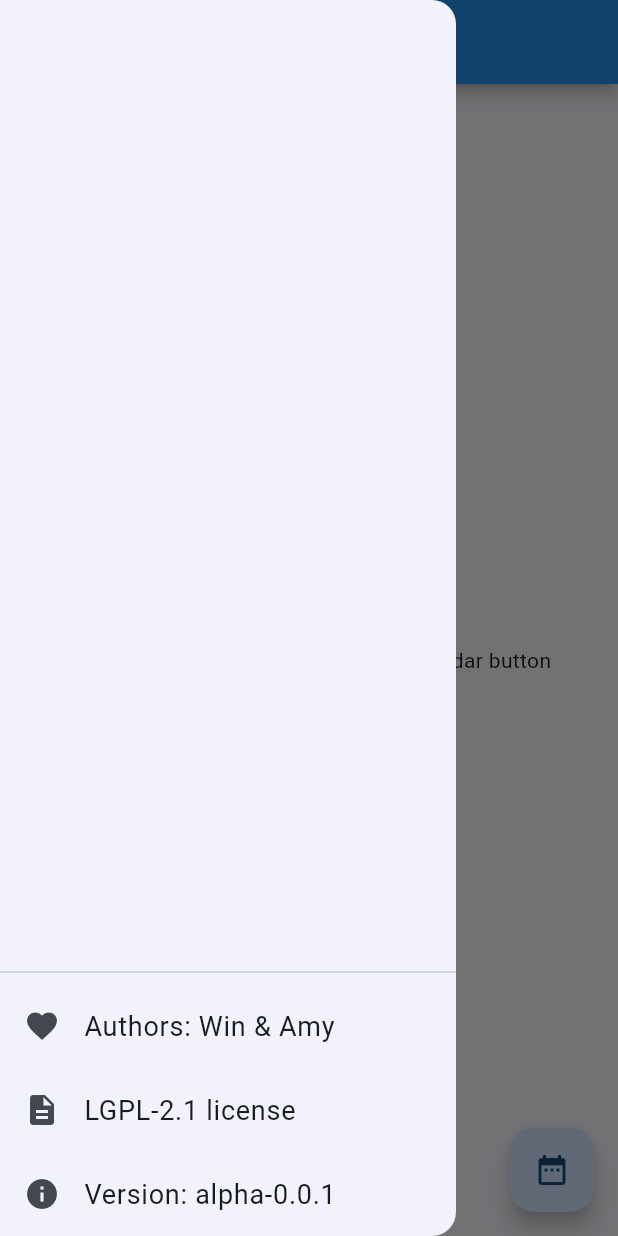
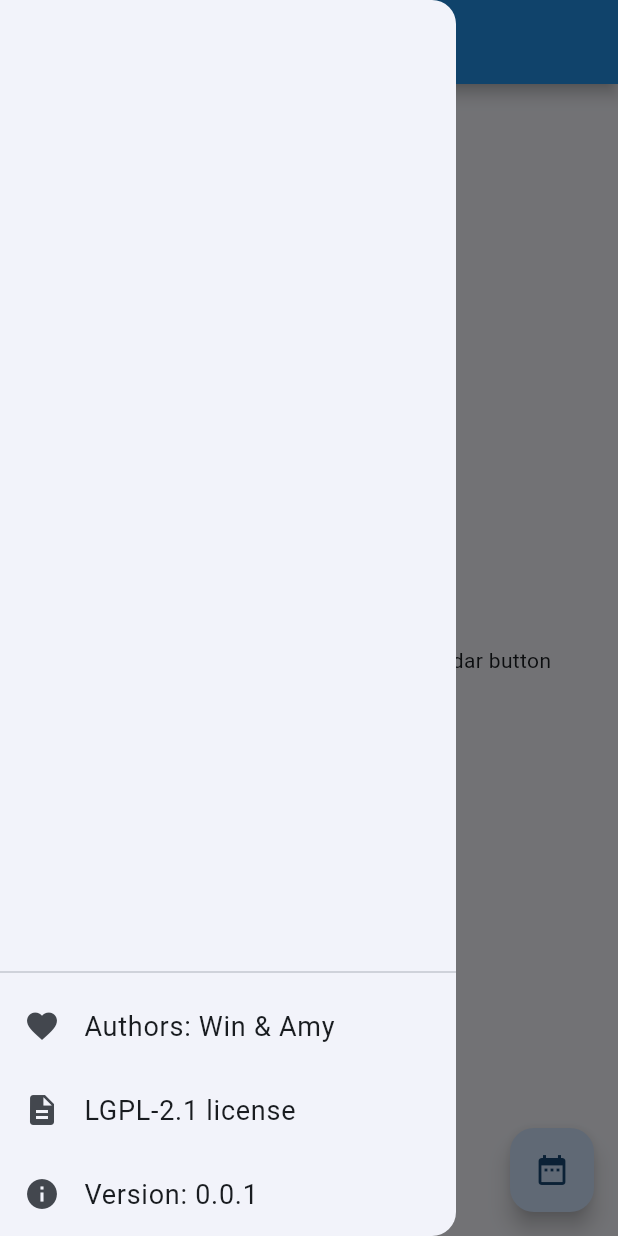
Before and after one commit to WinsDominoes/dateapp, a Flutter app: the screen it shows after launch, with the side drawer open, on a phone screen of 412 x 824 dp. Run offline on Flutter 3.47's test engine with Material 3 defaults, Android fonts, the phone set to English and light mode, and no system bars; our stand-ins replace dynamic_color.

Commit message:
First Release

```diff
--- a/lib/main.dart
+++ b/lib/main.dart
@@ -121,7 +121,7 @@ class _HomeState extends State<Home> {
                             leading: Icon(Icons.description), title: Text('LGPL-2.1 license')
                         ),
                         ListTile(
-                            leading: Icon(Icons.info), title: Text('Version: alpha-0.0.1')
+                            leading: Icon(Icons.info), title: Text('Version: 0.0.1')
                         )
                       ],
                     ))))
--- a/pubspec.yaml
+++ b/pubspec.yaml
@@ -16,7 +16,7 @@ publish_to: 'none' # Remove this line if you wish to publish to pub.dev
 # https://developer.apple.com/library/archive/documentation/General/Reference/InfoPlistKeyReference/Articles/CoreFoundationKeys.html
 # In Windows, build-name is used as the major, minor, and patch parts
 # of the product and file versions while build-number is used as the build suffix.
-version: 1.0.0+1
+version: 0.0.1
 
 environment:
   sdk: '>=3.2.5 <4.0.0'
```
Also changed, not shown: 2 other files.
